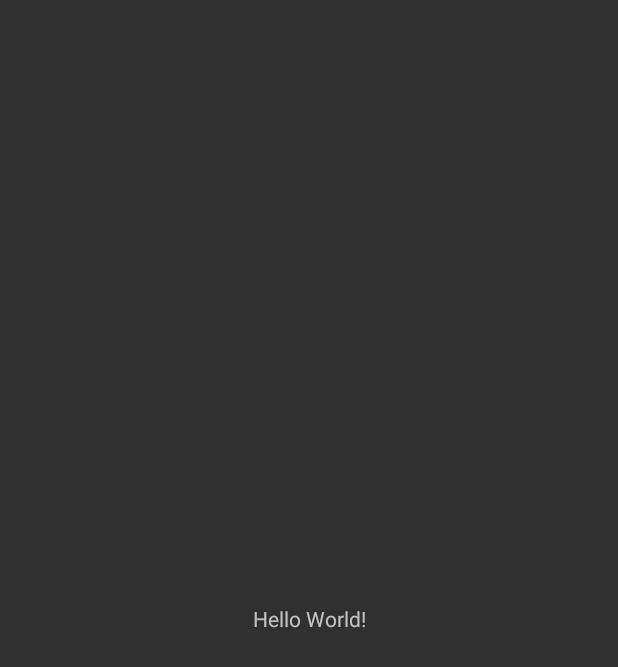
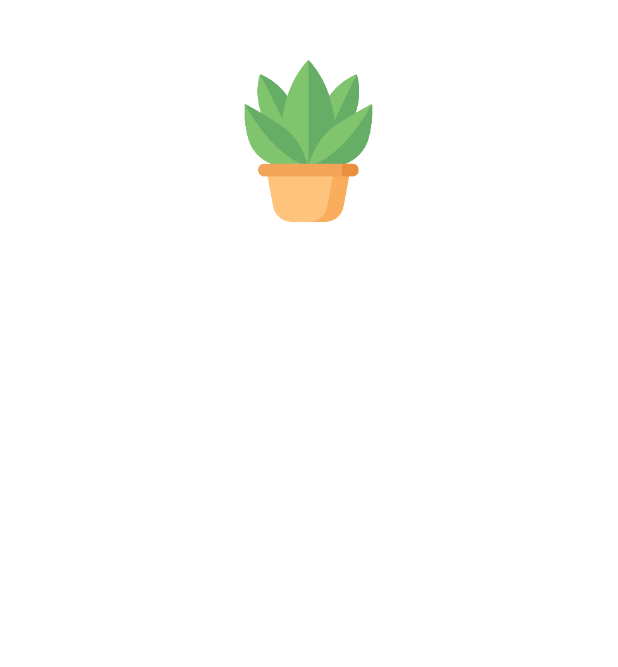
Before and after one commit to summer0573/Project_growDiary, an Android app: the MainActivity screen opened directly, with no data from a screen before it, on a phone screen of 412 x 824 dp. Before the commit the part shown is almost empty. Shown: the top 667 px of the screen. Run offline under Robolectric (Android 15) with nearby library versions, the phone set to English and light mode, and no system bars.

Commit message:
메인 화면 레이아웃 및 텍스트 로고

```diff
--- a/app/src/main/res/layout/activity_main.xml
+++ b/app/src/main/res/layout/activity_main.xml
@@ -1,18 +1,23 @@
-<?xml version="1.0" encoding="utf-8"?>
-<androidx.constraintlayout.widget.ConstraintLayout
+<LinearLayout
     xmlns:android="http://schemas.android.com/apk/res/android"
-    xmlns:tools="http://schemas.android.com/tools"
-    xmlns:app="http://schemas.android.com/apk/res-auto"
     android:layout_width="match_parent"
-    android:layout_height="match_parent"
-    tools:context=".MainActivity">
-    <TextView
-      android:layout_width="wrap_content"
-      android:layout_height="wrap_content"
-      android:text="Hello World!"
-      app:layout_constraintBottom_toBottomOf="parent"
-      app:layout_constraintStart_toStartOf="parent"
-      app:layout_constraintEnd_toEndOf="parent"
-      app:layout_constraintTop_toTopOf="parent" />
+    android:layout_height="match_parent">
 
-  </androidx.constraintlayout.widget.ConstraintLayout>
+    <LinearLayout
+        android:layout_width="match_parent"
+        android:layout_height="match_parent"
+        android:background="#FFFFFF"
+        android:orientation="vertical">
+
+        <ImageView
+            android:layout_width="111dp"
+            android:layout_height="108dp"
+            android:layout_gravity="center"
+            android:layout_marginTop="40dp"
+            android:src="@drawable/logo" />
+
+    </LinearLayout>
+
+
+
+</LinearLayout>
```
Also changed, not shown: app/src/main/res/drawable-xxhdpi/text_logo.png (added).
